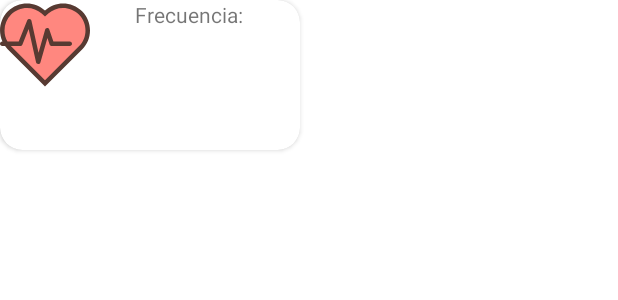
After one commit to e-tobon/EMD-Android, an Android app: the layout cardio_item.xml on its own in the app's theme, with its tools: preview values and no code run, on a phone screen of 412 x 824 dp. The commit adds this screen. Shown: the top 300 px of the screen. Run offline under Robolectric (Android 15) with nearby library versions, the phone set to English and light mode, and no system bars.

Commit message:
ResultCardio

```diff
--- a/app/build.gradle
+++ b/app/build.gradle
@@ -43,6 +43,9 @@ dependencies {
     implementation 'com.google.android.material:material:1.9.0'
     implementation 'androidx.constraintlayout:constraintlayout:2.1.4'
 
+    implementation 'androidx.lifecycle:lifecycle-viewmodel-ktx:2.6.1'
+    implementation 'androidx.lifecycle:lifecycle-livedata-ktx:2.6.1'
+
     implementation 'androidx.navigation:navigation-fragment-ktx:2.5.3'
     implementation 'androidx.navigation:navigation-ui-ktx:2.5.3'
 
--- /dev/null
+++ b/app/src/main/java/com/avv/cardiologoapp/data/cardioValue.kt
@@ -0,0 +1,5 @@
+package com.avv.cardiologoapp.data
+
+data class cardioValue(
+    val frecuenica:Int?
+)
--- /dev/null
+++ b/app/src/main/res/drawable/ic_cardiogram.xml
@@ -0,0 +1,14 @@
+<?xml version="1.0" encoding="utf-8"?>
+<vector xmlns:android="http://schemas.android.com/apk/res/android"
+    android:width="60dp"
+    android:height="60dp"
+    android:viewportWidth="512.004"
+    android:viewportHeight="512.004">
+
+    <path
+        android:fillColor="#FF877F"
+        android:pathData="M54.042,272.548c-0.418-0.418-0.853-0.887-1.271-1.382L34.5,250.003l-2.927-7.04 C0.026,187.898,9.267,118.197,54.042,73.431c26.59-26.598,61.943-41.25,99.558-41.25c33.493,0,66.21,12.45,92.109,35.046L256,76.845 l9.967-9.318c26.231-22.895,58.94-35.345,92.433-35.345c37.615,0,72.969,14.652,99.558,41.25 c26.547,26.547,41.173,61.909,41.173,99.558c0,37.641-14.618,73.003-41.182,99.558L256,474.507L54.042,272.548z" />
+    <path
+        android:fillColor="#573A32"
+        android:pathData="M358.4,19.39c-36.779,0-73.259,13.662-102.4,39.919C226.85,33.052,190.379,19.39,153.6,19.39 c-39.313,0-78.618,14.993-108.612,44.988c-46.583,46.583-56.823,115.584-31.044,172.211H12.8c-7.074,0-12.8,5.726-12.8,12.8 c0,7.074,5.726,12.8,12.8,12.8h15.949c4.847,6.775,10.155,13.329,16.239,19.405L256,492.614l211.012-211.012 c59.989-59.989,59.989-157.235,0-217.225C437.018,34.383,397.713,19.39,358.4,19.39z M448.913,263.503L256,456.408L63.087,263.503 c-0.418-0.418-0.768-0.879-1.178-1.306H115.2c5.222,0,9.95-3.174,11.878-8.047l35.823-89.523l42.197,189.952 c1.271,5.726,6.272,9.847,12.126,10.027c0.128,0,0.247,0,0.375,0c5.7,0,10.726-3.772,12.297-9.276l39.851-139.426l12.501,37.547 c1.749,5.222,6.647,8.747,12.151,8.747h102.4c7.074,0,12.8-5.726,12.8-12.8s-5.726-12.8-12.8-12.8h-93.175l-22.673-68.053 c-1.775-5.325-6.929-9.523-12.425-8.747c-5.623,0.128-10.496,3.874-12.023,9.276l-37.35,130.697l-40.252-181.154 c-1.229-5.478-5.871-9.523-11.477-9.975c-5.572-0.375-10.829,2.773-12.902,8.004l-48,119.953H42.675 C14.669,187.71,21.385,124.196,63.095,82.485C87.27,58.31,119.415,44.99,153.609,44.99c31.206,0,60.399,11.563,83.695,31.889 L256,94.372l18.714-17.493C298.01,56.561,327.202,44.99,358.4,44.99c34.193,0,66.33,13.312,90.513,37.495 C498.816,132.388,498.816,213.591,448.913,263.503z" />
+</vector>
--- /dev/null
+++ b/app/src/main/res/layout/cardio_item.xml
@@ -0,0 +1,37 @@
+<?xml version="1.0" encoding="utf-8"?>
+<FrameLayout xmlns:android="http://schemas.android.com/apk/res/android"
+    android:layout_width="match_parent"
+    android:layout_height="match_parent"
+    xmlns:app="http://schemas.android.com/apk/res-auto">
+
+
+    <androidx.cardview.widget.CardView
+        android:layout_width="200dp"
+        android:layout_height="100dp"
+        app:cardCornerRadius="15dp"
+        >
+
+        <LinearLayout
+            android:layout_width="match_parent"
+            android:layout_height="match_parent"
+            android:orientation="horizontal">
+
+            <ImageView
+                android:id="@+id/imageView"
+                android:layout_width="wrap_content"
+                android:layout_height="wrap_content"
+                android:src="@drawable/ic_cardiogram" />
+            <TextView
+                android:id="@+id/tvCardioValue"
+                android:layout_width="wrap_content"
+                android:layout_height="wrap_content"
+                android:layout_marginLeft="30dp"
+                android:text="Frecuencia: "/>
+        </LinearLayout>
+
+
+
+    </androidx.cardview.widget.CardView>
+
+
+</FrameLayout>
```
Also changed, not shown: app/src/main/java/com/avv/cardiologoapp/ui/HistorialClinicoFragment.kt (+13 -42 lines), app/src/main/java/com/avv/cardiologoapp/ui/cardioResult/CardioAdapter.kt (added, +29 -0 lines), app/src/main/java/com/avv/cardiologoapp/ui/cardioResult/ResultCardioFragment.kt (added, +25 -0 lines), app/src/main/java/com/avv/cardiologoapp/ui/login/LoginFragment.kt (added, +60 -0 lines), app/src/main/res/layout/fragment_login.xml (added, +12 -0 lines), app/src/main/res/layout/fragment_result_cardio.xml (added, +15 -0 lines), app/src/main/res/navigation/nav_graph.xml (+10 -1 lines).
